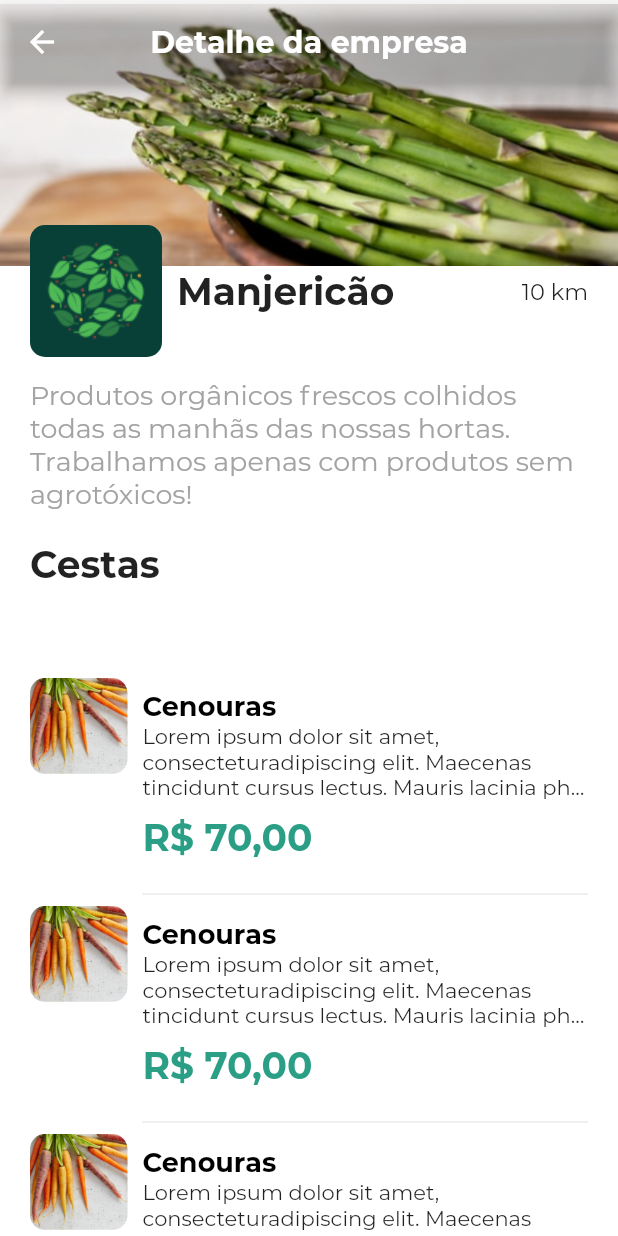
After one commit to Leomhl/alura_ecommerceorgs, a Flutter app: the screen it shows after launch, after a tap on "Manjericão", on a phone screen of 412 x 824 dp. The commit adds this screen. Run offline on Flutter 3.47's test engine with Material 2 defaults, Android fonts, the phone set to English and light mode, and no system bars; our stand-ins replace smooth_star_rating.

Commit message:
Tela de detalhes do produtor

```diff
--- /dev/null
+++ b/lib/components/orgs_packages_card.dart
@@ -0,0 +1,69 @@
+import 'package:flutter/material.dart';
+
+class OrgsPackagesCard extends StatelessWidget {
+
+  // TODO remover a atribuição dos valores e descomentar o construtor
+  final String title = 'Cenouras';
+  final String photo = 'assets/images/cenouras.png';
+  final String description = 'Lorem ipsum dolor sit amet, consectetur'
+  'adipiscing elit. Maecenas tincidunt cursus lectus. Mauris lacinia '
+  'pharetra arcu, a fermentum justo vestibulum at. Nam venenatis leo ';
+  final String price = '70,00';
+
+  // OrgsPackagesCard({
+  //   @required this.title,
+  //   @required this.photo,
+  //   @required this.description,
+  //   @required this.price,
+  // });
+
+  @override
+  Widget build(BuildContext context) {
+    return Row(
+      crossAxisAlignment: CrossAxisAlignment.start,
+      children: [
+        ClipRRect(
+          borderRadius: BorderRadius.all(
+              Radius.circular(10)
+          ),
+          child: Image.asset(
+            photo,
+            width: 65,
+          ),
+        ),
+        SizedBox(width: 10),
+        Expanded(child: Column(
+          crossAxisAlignment: CrossAxisAlignment.start,
+          children: [
+            SizedBox(height: 8),
+            Text(
+              title,
+              style: TextStyle(
+                fontWeight: FontWeight.w700,
+                color: Colors.black,
+                fontSize: 18
+              ),
+            ),
+            Text(
+              description,
+              maxLines: 3,
+              overflow: TextOverflow.ellipsis,
+              softWrap: false,
+            ),
+            SizedBox(height: 10),
+            Text(
+              'R\$ $price',
+              style: TextStyle(
+                fontSize: 25,
+                fontWeight: FontWeight.w700,
+                color: Color.fromRGBO(42, 159, 133, 1),
+              ),
+            ),
+            SizedBox(height: 15),
+            Divider(),
+          ],
+        )),
+      ],
+    );
+  }
+}
--- a/lib/components/orgs_stores_card.dart
+++ b/lib/components/orgs_stores_card.dart
@@ -5,16 +5,20 @@ class StoresCard extends StatelessWidget {
   final String img;
   final String title;
   final String distance;
+  final Function action;
 
   StoresCard({
     @required this.img,
     @required this.title,
-    @required this.distance
+    @required this.distance,
+    @required this.action
   });
 
   @override
   Widget build(BuildContext context) {
-    return Container(
+    return InkWell(
+      onTap: action,
+      child: Container(
         width: MediaQuery.of(context).size.width,
         height: 100,
         decoration: BoxDecoration(
@@ -52,6 +56,7 @@ class StoresCard extends StatelessWidget {
                   SmoothStarRating(
                     rating: 5,
                     color: Color.fromRGBO(42, 159, 133, 1),
+                    borderColor: Color.fromRGBO(42, 159, 133, 1),
                     isReadOnly: false,
                     starCount: 5,
                   ),
@@ -75,6 +80,7 @@ class StoresCard extends StatelessWidget {
             ],
           ),
         ),
+      ),
     );
   }
 }
--- a/lib/main.dart
+++ b/lib/main.dart
@@ -14,7 +14,6 @@ class MyApp extends StatelessWidget {
       title: 'Ecommerce orgs',
       theme: ThemeData(
         fontFamily: 'Montserrat',
-        scaffoldBackgroundColor: Colors.grey[100],
       ),
       home: HomeScreen(),
     );
--- a/lib/screens/home_screen.dart
+++ b/lib/screens/home_screen.dart
@@ -5,6 +5,7 @@ import 'package:proj/components/orgs_navigation_bar.dart';
 import 'package:proj/components/orgs_search_bar.dart';
 import 'package:proj/components/orgs_spotlight_card.dart';
 import 'package:proj/components/orgs_stores_card.dart';
+import 'package:proj/screens/producer_details_screen.dart';
 
 class HomeScreen extends StatefulWidget {
   @override
@@ -15,6 +16,7 @@ class _HomeScreenState extends State<HomeScreen> {
   @override
   Widget build(BuildContext context) {
     return Scaffold(
+      backgroundColor: Colors.grey[100],
       body: SingleChildScrollView(
         child: Padding(
             padding: EdgeInsets.fromLTRB(20, 30, 20, 0),
@@ -95,7 +97,6 @@ class _HomeScreenState extends State<HomeScreen> {
                     ),
                   ]
                 ),
-
                 SizedBox(height: 20),
                 Text(
                   'Mais acessados',
@@ -107,29 +108,60 @@ class _HomeScreenState extends State<HomeScreen> {
                 ),
                 SizedBox(height: 10),
                 StoresCard(
+                  action: () {
+                    Navigator.push(
+                      context,
+                      MaterialPageRoute(builder: (context) => ProducerDetailsScreen()),
+                    );
+                  },
                   img: 'assets/images/store1.png',
                   distance: '10',
                   title: 'Manjericão',
                 ),
                 SizedBox(height: 10),
                 StoresCard(
+                  action: () {
+                    Navigator.push(
+                      context,
+                      MaterialPageRoute(builder: (context) => ProducerDetailsScreen()),
+                    );
+                  },
                   img: 'assets/images/store2.png',
                   distance: '2',
                   title: 'Agrotoy',
                 ),
                 SizedBox(height: 10),
                 StoresCard(
+                  action: () {
+                    Navigator.push(
+                      context,
+                      MaterialPageRoute(builder: (context) => ProducerDetailsScreen()),
+                    );
+                  },
                   img: 'assets/images/store3.png',
                   distance: '12',
                   title: 'Jenny Jack',
                 ),
                 SizedBox(height: 10),
                 StoresCard(
+                  action: () {
+                    Navigator.push(
+                      context,
+                      MaterialPageRoute(builder: (context) => ProducerDetailsScreen()),
+                    );
+                  },
                   img: 'assets/images/store4.png',
                   distance: '10',
                   title: 'Grow',
                 ),
+                SizedBox(height: 10),
                 StoresCard(
+                  action: () {
+                    Navigator.push(
+                      context,
+                      MaterialPageRoute(builder: (context) => ProducerDetailsScreen()),
+                    );
+                  },
                   img: 'assets/images/store5.png',
                   distance: '5',
                   title: 'Potager',
--- /dev/null
+++ b/lib/screens/producer_details_screen.dart
@@ -0,0 +1,116 @@
+import 'package:flutter/material.dart';
+import 'package:proj/components/orgs_packages_card.dart';
+
+class ProducerDetailsScreen extends StatelessWidget {
+
+  // TODO Remover os valores estáticos e descomentar o
+  // construtor quando for utilizar com dados reais
+  final String title = 'Manjericão';
+  final String description = 'Produtos orgânicos frescos colhidos todas as manhãs '
+  'das nossas hortas. Trabalhamos apenas com produtos sem agrotóxicos!';
+  final String logo = 'assets/images/store1.png';
+
+  // ProducerDetailsScreen({
+  //   @required this.description,
+  //   @required this.title,
+  //   @required this.logo
+  // });
+
+  @override
+  Widget build(BuildContext context) {
+    return Scaffold(
+      backgroundColor: Colors.white,
+      extendBodyBehindAppBar: true,
+      appBar: AppBar(
+        centerTitle: true,
+        backgroundColor: Colors.transparent,
+        title: Text(
+          'Detalhe da empresa',
+          style: TextStyle(
+            fontWeight: FontWeight.w700
+          ),
+        ),
+      ),
+      body: Column(
+        crossAxisAlignment: CrossAxisAlignment.start,
+        children: [
+          Stack(
+            children: [
+              Image.asset(
+                'assets/images/bg_producer.png',
+                fit: BoxFit.fitWidth,
+                width: double.infinity,
+                height: 180,
+              ),
+              Padding(
+                padding: const EdgeInsets.fromLTRB(20, 150, 20, 15),
+                child: Row(
+                  children: [
+                    ClipRRect(
+                      borderRadius: BorderRadius.all(Radius.circular(10)),
+                      child: Image.asset(logo),
+                    ),
+                    SizedBox(width: 10,),
+                    Expanded(
+                        child: Text(
+                          title,
+                          style: TextStyle(
+                            fontSize: 25,
+                            fontWeight: FontWeight.w700,
+                          ),
+                        )
+                    ),
+                    Text(
+                      '10 km',
+                      style: TextStyle(
+                        fontSize: 15,
+                        fontWeight: FontWeight.w400,
+                      ),
+                    ),
+                  ],
+                ),
+              ),
+            ],
+          ),
+          Padding(
+            padding: const EdgeInsets.fromLTRB(20, 0, 20, 0),
+            child: Text(
+              description,
+              style: TextStyle(
+                color: Color.fromRGBO(163, 163, 163, 1),
+                fontSize: 18
+              )
+            ),
+          ),
+          Padding(
+            padding: const EdgeInsets.fromLTRB(20, 20, 20, 0),
+            child: Text(
+              'Cestas',
+              style: TextStyle(
+                fontWeight: FontWeight.w700,
+                fontSize: 25,
+              ),
+            ),
+          ),
+          Expanded(
+            child: Padding(
+              padding: EdgeInsets.fromLTRB(20, 5, 20, 0),
+              child: ListView(
+                children: [
+                  OrgsPackagesCard(),
+                  OrgsPackagesCard(),
+                  OrgsPackagesCard(),
+                  OrgsPackagesCard(),
+                  OrgsPackagesCard(),
+                  OrgsPackagesCard(),
+                  OrgsPackagesCard(),
+                  OrgsPackagesCard(),
+                ],
+              ),
+            )
+          ),
+        ],
+      ),
+    );
+  }
+}
--- a/pubspec.yaml
+++ b/pubspec.yaml
@@ -34,6 +34,8 @@ flutter:
     - assets/images/store3.png
     - assets/images/store4.png
     - assets/images/store5.png
+    - assets/images/bg_producer.png
+    - assets/images/cenouras.png
 
   # An image asset can refer to one or more resolution-specific "variants", see
   # https://flutter.dev/assets-and-images/#resolution-aware.
```
Also changed, not shown: assets/images/bg_producer.png (added), assets/images/cenouras.png (added). Lines whose indentation alone changed are shown as unchanged.
